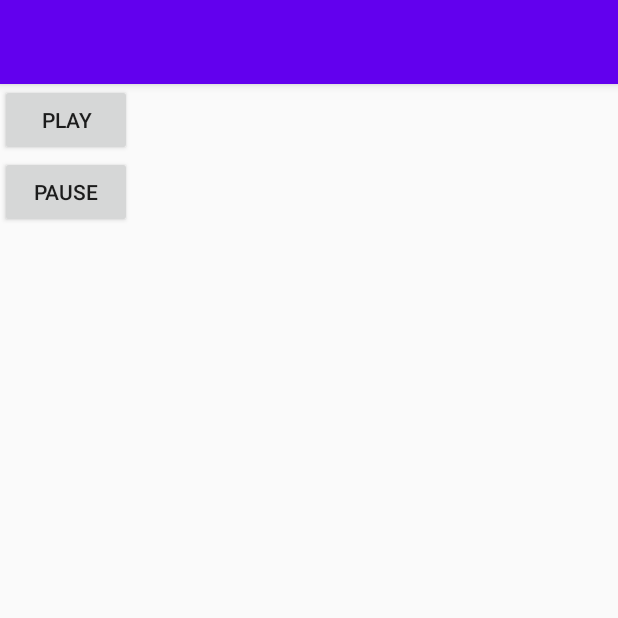
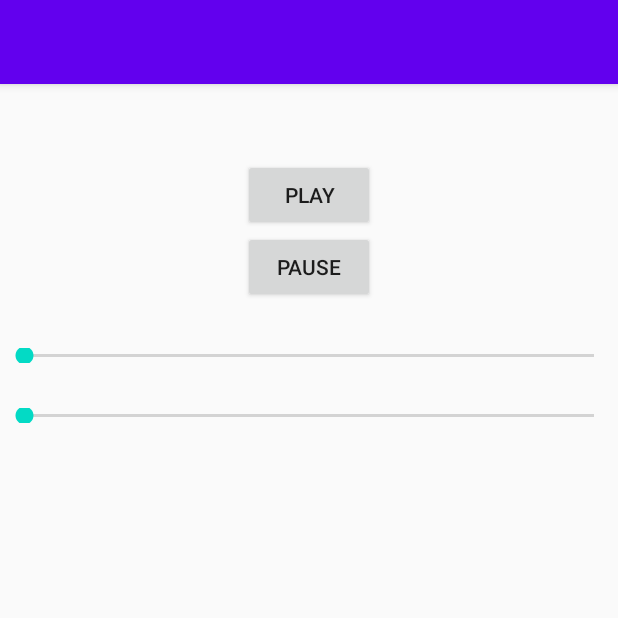
Before and after one commit to ratnasrivastava/soundDemo, an Android app: the screen it shows after launch (MainActivity), on a phone screen of 412 x 824 dp, the top half of it. Run offline under Robolectric (Android 15) with nearby library versions, the phone set to English and light mode, and no system bars.

Commit message:
ADDED :: volumeSeekbar and scrubSeekbar added

```diff
--- a/app/src/main/java/com/ratnasrivastava/sounddemo/MainActivity.java
+++ b/app/src/main/java/com/ratnasrivastava/sounddemo/MainActivity.java
@@ -1,18 +1,76 @@
 package com.ratnasrivastava.sounddemo;
+
+import android.media.AudioManager;
+import android.media.MediaPlayer;
+import android.os.Bundle;
+import android.util.Log;
+import android.view.View;
+import android.widget.SeekBar;
 
 import androidx.appcompat.app.AppCompatActivity;
 
-import android.media.MediaPlayer;
-import android.os.Bundle;
-import android.view.View;
+import java.util.Timer;
+import java.util.TimerTask;
 
 public class MainActivity extends AppCompatActivity {
-MediaPlayer mediaPlayer;
+    MediaPlayer mediaPlayer;
+    private AudioManager audioManager;
+
     @Override
     protected void onCreate(Bundle savedInstanceState) {
         super.onCreate(savedInstanceState);
         setContentView(R.layout.activity_main);
         mediaPlayer = MediaPlayer.create(this, R.raw.bark);
+        audioManager = (AudioManager) getSystemService(AUDIO_SERVICE);
+        int maxVolume = audioManager.getStreamMaxVolume(AudioManager.STREAM_MUSIC);
+        int currentVolume = audioManager.getStreamVolume(AudioManager.STREAM_MUSIC);
+        SeekBar seekBar = (SeekBar) findViewById(R.id.volumeSeekbar);
+        seekBar.setMax(maxVolume);
+        seekBar.setProgress(currentVolume);
+        seekBar.setOnSeekBarChangeListener(new SeekBar.OnSeekBarChangeListener() {
+            @Override
+            public void onProgressChanged(SeekBar seekBar, int i, boolean b) {
+                Log.d("unique7", "i=" + Integer.toString(i));
+                audioManager.setStreamVolume(AudioManager.STREAM_MUSIC, i, 0);
+            }
+
+            @Override
+            public void onStartTrackingTouch(SeekBar seekBar) {
+
+            }
+
+            @Override
+            public void onStopTrackingTouch(SeekBar seekBar) {
+
+            }
+        });
+
+        final SeekBar scrubSeekbar = (SeekBar) findViewById(R.id.scrubSeekbar);
+        scrubSeekbar.setMax(mediaPlayer.getDuration());
+        scrubSeekbar.setOnSeekBarChangeListener(new SeekBar.OnSeekBarChangeListener() {
+            @Override
+            public void onProgressChanged(SeekBar seekBar, int i, boolean b) {
+                Log.d("unique7", "scrubSeekbar= " + Integer.toString(i));
+                mediaPlayer.seekTo(i);
+            }
+
+            @Override
+            public void onStartTrackingTouch(SeekBar seekBar) {
+
+            }
+
+            @Override
+            public void onStopTrackingTouch(SeekBar seekBar) {
+
+            }
+        });
+        new Timer().scheduleAtFixedRate(new TimerTask() {
+            @Override
+            public void run() {
+                scrubSeekbar.setProgress(mediaPlayer.getCurrentPosition());
+            }
+        }, 0, 300);
+
     }
 
     public void play(View view) {
--- a/app/src/main/res/layout/activity_main.xml
+++ b/app/src/main/res/layout/activity_main.xml
@@ -1,6 +1,5 @@
 <?xml version="1.0" encoding="utf-8"?>
 <RelativeLayout xmlns:android="http://schemas.android.com/apk/res/android"
-    xmlns:app="http://schemas.android.com/apk/res-auto"
     xmlns:tools="http://schemas.android.com/tools"
     android:layout_width="match_parent"
     android:layout_height="match_parent"
@@ -10,14 +9,31 @@
         android:id="@+id/playButton"
         android:layout_width="wrap_content"
         android:layout_height="wrap_content"
+        android:layout_centerHorizontal="true"
+        android:layout_marginTop="50dp"
         android:onClick="play"
-        android:text="play"/>
+        android:text="play" />
+
     <Button
         android:id="@+id/pauseButton"
         android:layout_width="wrap_content"
         android:layout_height="wrap_content"
+        android:layout_centerHorizontal="true"
         android:onClick="pause"
         android:layout_below="@id/playButton"
-        android:text="pause"/>
+        android:text="pause" />
 
+    <SeekBar
+        android:id="@+id/volumeSeekbar"
+        android:layout_width="match_parent"
+        android:layout_height="10dp"
+        android:layout_below="@id/pauseButton"
+        android:layout_marginTop="30dp" />
+
+    <SeekBar
+        android:id="@+id/scrubSeekbar"
+        android:layout_width="match_parent"
+        android:layout_height="10dp"
+        android:layout_below="@id/volumeSeekbar"
+        android:layout_marginTop="30dp" />
 </RelativeLayout>
```
